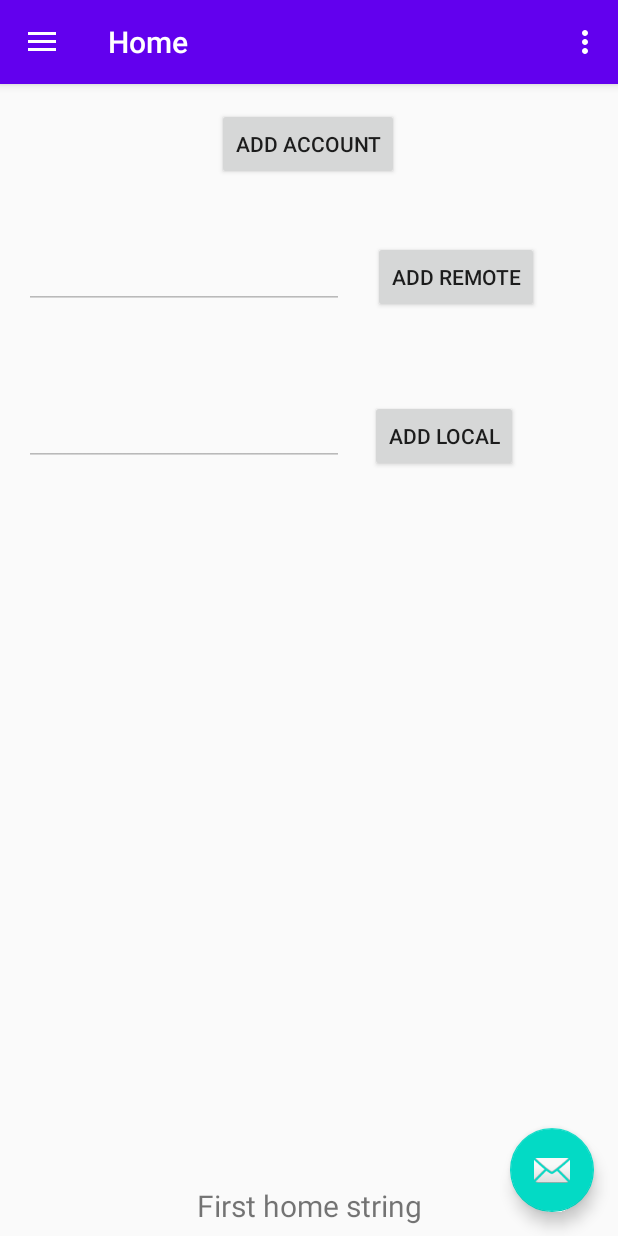
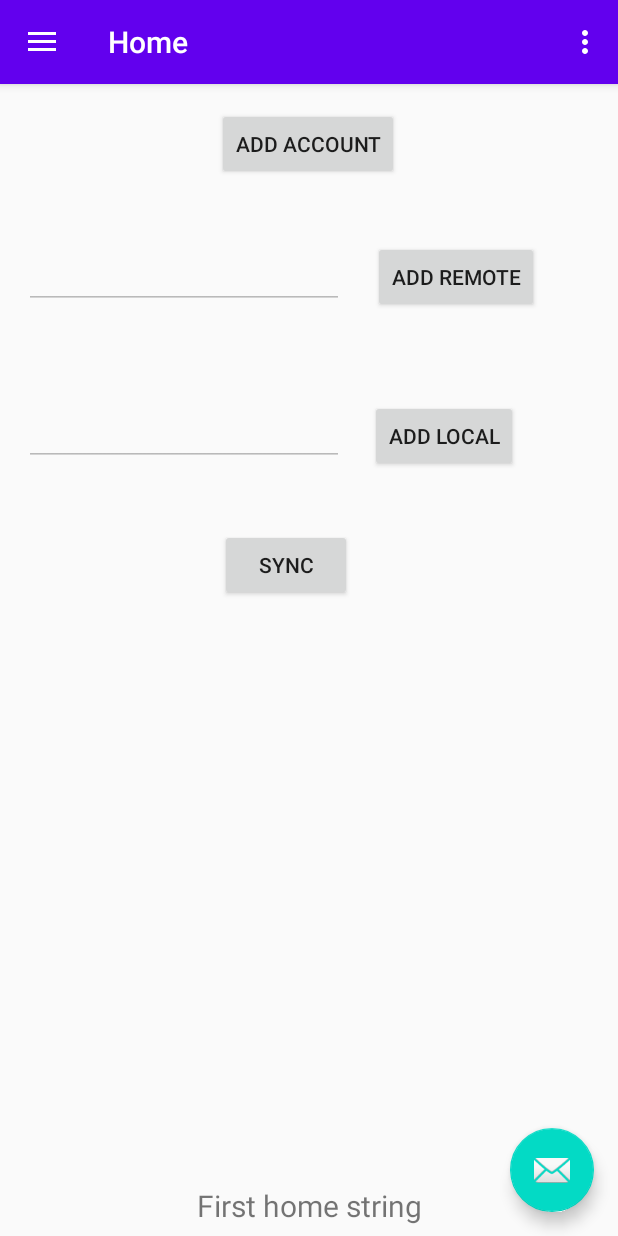
Before and after one commit to EduSFreitas/SyncFiles, an Android app: the screen it shows after launch (MainActivity), on a phone screen of 412 x 824 dp. Run offline under Robolectric (Android 15) with nearby library versions, the phone set to English and light mode, and no system bars; our stand-ins replace Timber, navigation-ui; libraries missing offline, so code that uses them is left out: com.google.api.client, com.google.api.services.

```diff
--- a/app/src/main/java/com/rafalk/syncfiles/MainActivity.kt
+++ b/app/src/main/java/com/rafalk/syncfiles/MainActivity.kt
@@ -20,6 +20,9 @@ import com.google.android.gms.common.api.Scope
 import com.google.android.material.floatingactionbutton.FloatingActionButton
 import com.google.android.material.navigation.NavigationView
 import com.google.android.material.snackbar.Snackbar
+import com.google.api.client.extensions.android.http.AndroidHttp
+import com.google.api.client.googleapis.extensions.android.gms.auth.GoogleAccountCredential
+import com.google.api.client.json.jackson2.JacksonFactory
 import com.google.api.services.drive.Drive
 import com.google.api.services.drive.DriveScopes
 import kotlinx.coroutines.CoroutineScope
@@ -36,6 +39,7 @@ class MainActivity : AppCompatActivity(), CoroutineScope by MainScope() {
         private const val GET_DRIVE_DIR_PATH = 2
         private const val GET_LOCAL_DIR_PATH = 3
     }
+
 
     override fun onDestroy() {
         super.onDestroy()
@@ -89,6 +93,13 @@ class MainActivity : AppCompatActivity(), CoroutineScope by MainScope() {
             intent.putExtra("PICKER_TYPE", "local")
             startActivityForResult(intent, GET_LOCAL_DIR_PATH)
         } }
+
+        val syncButton = findViewById<Button>(R.id.sync_button)
+        syncButton.setOnClickListener { run {
+            val driveDirId = "1UIvISGnOktQN9dTmq5-ab-JfKBGvO4sl"
+            val localDir = "/storage/emulated/0/Download/test"
+            SyncDirs(driveDirId, localDir, getGoogleDriveService())
+        } }
     }
 
     override fun onCreateOptionsMenu(menu: Menu): Boolean {
@@ -141,4 +152,21 @@ class MainActivity : AppCompatActivity(), CoroutineScope by MainScope() {
         Timber.d("Client received")
         startActivityForResult(googleSignInClient.signInIntent, REQUEST_SIGN_IN)
     }
+
+    private fun getGoogleDriveService(): Drive {
+        val googleAccount = GoogleSignIn.getLastSignedInAccount(this)
+
+        // Use the authenticated account to sign in to the Drive service.
+        val credential = GoogleAccountCredential.usingOAuth2(
+            this, listOf(DriveScopes.DRIVE_FILE)
+        )
+        credential.selectedAccount = googleAccount!!.account
+        return Drive.Builder(
+            AndroidHttp.newCompatibleTransport(),
+            JacksonFactory.getDefaultInstance(),
+            credential
+        )
+            .setApplicationName(getString(R.string.app_name))
+            .build()
+    }
 }
--- a/app/src/main/res/layout/content_main.xml
+++ b/app/src/main/res/layout/content_main.xml
@@ -37,6 +37,7 @@
         android:layout_marginStart="16dp"
         android:ems="10"
         android:enabled="false"
+        android:importantForAutofill="no"
         android:inputType="textPersonName"
         app:layout_constraintBottom_toBottomOf="parent"
         app:layout_constraintStart_toStartOf="parent"
@@ -59,6 +60,7 @@
         android:layout_marginStart="16dp"
         android:ems="10"
         android:enabled="false"
+        android:importantForAutofill="no"
         android:inputType="textPersonName"
         app:layout_constraintBottom_toBottomOf="parent"
         app:layout_constraintStart_toStartOf="parent"
@@ -75,4 +77,14 @@
         app:layout_constraintStart_toEndOf="@+id/local_dir_text"
         app:layout_constraintTop_toTopOf="@+id/local_dir_text" />
 
+    <Button
+        android:id="@+id/sync_button"
+        android:layout_width="wrap_content"
+        android:layout_height="wrap_content"
+        android:layout_marginTop="38dp"
+        android:layout_marginEnd="12dp"
+        android:text="Sync"
+        app:layout_constraintEnd_toStartOf="@+id/add_local_dir_button"
+        app:layout_constraintTop_toBottomOf="@+id/add_local_dir_button" />
+
 </androidx.constraintlayout.widget.ConstraintLayout>
```
Also changed, not shown: app/src/main/java/com/rafalk/syncfiles/SyncDirs.kt (added, +140 -0 lines).
